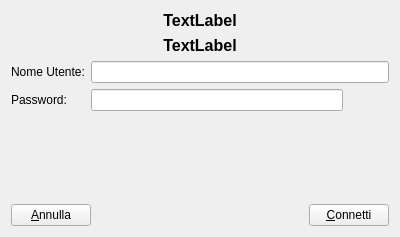
This is logindialog.ui in gcala/GestioneCompetenzeMedici as Qt 5 draws it before an edit. The edited form follows.
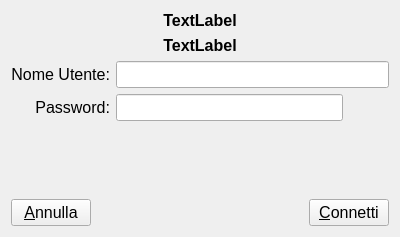
This is the edited form. Icons and pictures are not drawn.

Patch:
```diff
--- a/logindialog.ui
+++ b/logindialog.ui
@@ -52,13 +52,26 @@
     <layout class="QGridLayout" name="gridLayout">
      <item row="0" column="0">
       <widget class="QLabel" name="label">
+       <property name="font">
+        <font>
+         <pointsize>12</pointsize>
+        </font>
+       </property>
        <property name="text">
         <string>Nome Utente:</string>
        </property>
+       <property name="alignment">
+        <set>Qt::AlignRight|Qt::AlignTrailing|Qt::AlignVCenter</set>
+       </property>
       </widget>
      </item>
      <item row="0" column="1" colspan="2">
       <widget class="QLineEdit" name="userLine">
+       <property name="font">
+        <font>
+         <pointsize>12</pointsize>
+        </font>
+       </property>
        <property name="clearButtonEnabled">
         <bool>true</bool>
        </property>
@@ -66,13 +79,29 @@
      </item>
      <item row="1" column="0">
       <widget class="QLabel" name="label_2">
+       <property name="font">
+        <font>
+         <pointsize>12</pointsize>
+        </font>
+       </property>
        <property name="text">
         <string>Password:</string>
        </property>
+       <property name="alignment">
+        <set>Qt::AlignRight|Qt::AlignTrailing|Qt::AlignVCenter</set>
+       </property>
+       <property name="buddy">
+        <cstring>connectButton</cstring>
+       </property>
       </widget>
      </item>
      <item row="1" column="1">
       <widget class="QLineEdit" name="passLine">
+       <property name="font">
+        <font>
+         <pointsize>12</pointsize>
+        </font>
+       </property>
        <property name="echoMode">
         <enum>QLineEdit::Password</enum>
        </property>
@@ -114,6 +143,11 @@
     <layout class="QHBoxLayout" name="horizontalLayout">
      <item>
       <widget class="QPushButton" name="cancelButton">
+       <property name="font">
+        <font>
+         <pointsize>12</pointsize>
+        </font>
+       </property>
        <property name="text">
         <string>&amp;Annulla</string>
        </property>
@@ -138,6 +172,11 @@
      </item>
      <item>
       <widget class="QPushButton" name="connectButton">
+       <property name="font">
+        <font>
+         <pointsize>12</pointsize>
+        </font>
+       </property>
        <property name="text">
         <string>&amp;Connetti</string>
        </property>
```
Left out of the diff: 19 changed lines with no effect on the pictures.
